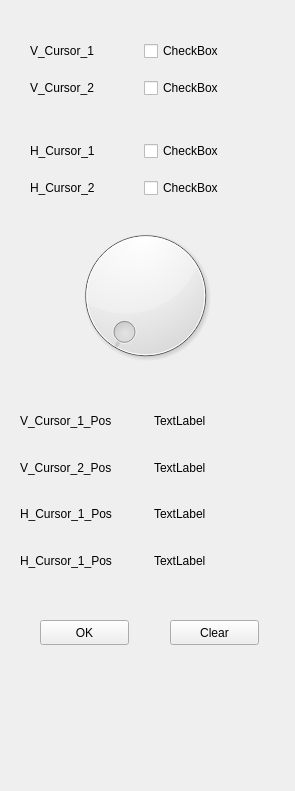
Above: final_ui/REV1/cursordialog.ui from selaka-deemantha/Spectrum_Analyzer_User_Interface before the change. Below: the same form after it.
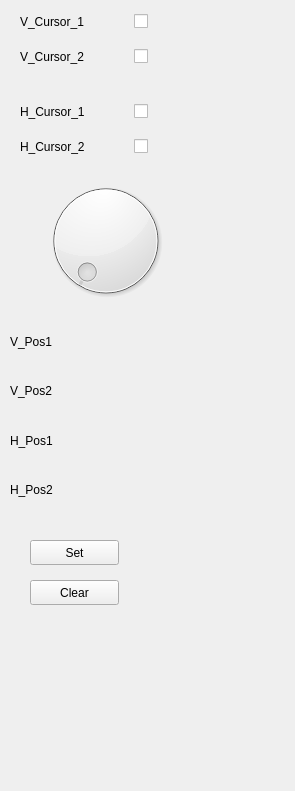
That is the form after the change.

Commit message: corrected the cursor window size according to touch display

Diff of the .ui file:
```diff
--- a/final_ui/REV1/cursordialog.ui
+++ b/final_ui/REV1/cursordialog.ui
@@ -16,8 +16,8 @@
   <widget class="QWidget" name="gridLayoutWidget">
    <property name="geometry">
     <rect>
-     <x>30</x>
-     <y>30</y>
+     <x>20</x>
+     <y>0</y>
      <width>221</width>
      <height>80</height>
     </rect>
@@ -26,7 +26,7 @@
     <item row="0" column="1">
      <widget class="QCheckBox" name="v_cur_1_checkbox">
       <property name="text">
-       <string>CheckBox</string>
+       <string/>
       </property>
      </widget>
     </item>
@@ -47,7 +47,7 @@
     <item row="1" column="1">
      <widget class="QCheckBox" name="v_cur_2_checkbox">
       <property name="text">
-       <string>CheckBox</string>
+       <string/>
       </property>
      </widget>
     </item>
@@ -56,8 +56,8 @@
   <widget class="QWidget" name="gridLayoutWidget_2">
    <property name="geometry">
     <rect>
-     <x>30</x>
-     <y>130</y>
+     <x>20</x>
+     <y>90</y>
      <width>221</width>
      <height>80</height>
     </rect>
@@ -66,7 +66,7 @@
     <item row="0" column="1">
      <widget class="QCheckBox" name="h_cur_1_checkbox">
       <property name="text">
-       <string>CheckBox</string>
+       <string/>
       </property>
      </widget>
     </item>
@@ -87,7 +87,7 @@
     <item row="1" column="1">
      <widget class="QCheckBox" name="h_cur_2_checkbox">
       <property name="text">
-       <string>CheckBox</string>
+       <string/>
       </property>
      </widget>
     </item>
@@ -96,31 +96,31 @@
   <widget class="QDial" name="dial">
    <property name="geometry">
     <rect>
-     <x>70</x>
-     <y>220</y>
-     <width>151</width>
-     <height>151</height>
-    </rect>
-   </property>
-  </widget>
-  <widget class="QPushButton" name="cur_ok_button">
-   <property name="geometry">
-    <rect>
      <x>40</x>
-     <y>620</y>
+     <y>170</y>
+     <width>131</width>
+     <height>141</height>
+    </rect>
+   </property>
+  </widget>
+  <widget class="QPushButton" name="cur_ok_button">
+   <property name="geometry">
+    <rect>
+     <x>30</x>
+     <y>540</y>
      <width>89</width>
      <height>25</height>
     </rect>
    </property>
    <property name="text">
-    <string>OK</string>
+    <string>Set</string>
    </property>
   </widget>
   <widget class="QPushButton" name="cur_clear_button">
    <property name="geometry">
     <rect>
-     <x>170</x>
-     <y>620</y>
+     <x>30</x>
+     <y>580</y>
      <width>89</width>
      <height>25</height>
     </rect>
@@ -132,66 +132,78 @@
   <widget class="QWidget" name="gridLayoutWidget_3">
    <property name="geometry">
     <rect>
-     <x>20</x>
-     <y>400</y>
-     <width>261</width>
-     <height>181</height>
+     <x>10</x>
+     <y>320</y>
+     <width>61</width>
+     <height>191</height>
     </rect>
    </property>
-   <layout class="QGridLayout" name="gridLayout_3">
-    <item row="2" column="0">
+   <layout class="QVBoxLayout" name="verticalLayout">
+    <item>
+     <widget class="QLabel" name="label_5">
+      <property name="text">
+       <string>V_Pos1</string>
+      </property>
+     </widget>
+    </item>
+    <item>
      <widget class="QLabel" name="label_7">
       <property name="text">
-       <string>V_Cursor_2_Pos</string>
+       <string>V_Pos2</string>
       </property>
      </widget>
     </item>
-    <item row="3" column="0">
+    <item>
      <widget class="QLabel" name="label_9">
       <property name="text">
-       <string>H_Cursor_1_Pos</string>
+       <string>H_Pos1</string>
       </property>
      </widget>
     </item>
-    <item row="2" column="1">
-     <widget class="QLabel" name="v_cur_2_pos">
+    <item>
+     <widget class="QLabel" name="label_11">
       <property name="text">
-       <string>TextLabel</string>
+       <string>H_Pos2</string>
       </property>
      </widget>
     </item>
-    <item row="1" column="1">
+   </layout>
+  </widget>
+  <widget class="QWidget" name="verticalLayoutWidget_2">
+   <property name="geometry">
+    <rect>
+     <x>70</x>
+     <y>320</y>
+     <width>111</width>
+     <height>191</height>
+    </rect>
+   </property>
+   <layout class="QVBoxLayout" name="verticalLayout_2">
+    <item>
      <widget class="QLabel" name="v_cur_1_pos">
       <property name="text">
-       <string>TextLabel</string>
+       <string/>
       </property>
      </widget>
     </item>
-    <item row="3" column="1">
+    <item>
+     <widget class="QLabel" name="v_cur_2_pos">
+      <property name="text">
+       <string/>
+      </property>
+     </widget>
+    </item>
+    <item>
      <widget class="QLabel" name="h_cur_1_pos">
       <property name="text">
-       <string>TextLabel</string>
+       <string/>
       </property>
      </widget>
     </item>
-    <item row="1" column="0">
-     <widget class="QLabel" name="label_5">
-      <property name="text">
-       <string>V_Cursor_1_Pos</string>
-      </property>
-     </widget>
-    </item>
-    <item row="4" column="0">
-     <widget class="QLabel" name="label_11">
-      <property name="text">
-       <string>H_Cursor_1_Pos</string>
-      </property>
-     </widget>
-    </item>
-    <item row="4" column="1">
+    <item>
      <widget class="QLabel" name="h_cur_2_pos">
       <property name="text">
-       <string>TextLabel</string>
+       <string/>
       </property>
      </widget>
     </item>
```
Left out of the diff: 2 changed lines with no effect on the pictures. The commit also changes 3 other files.
